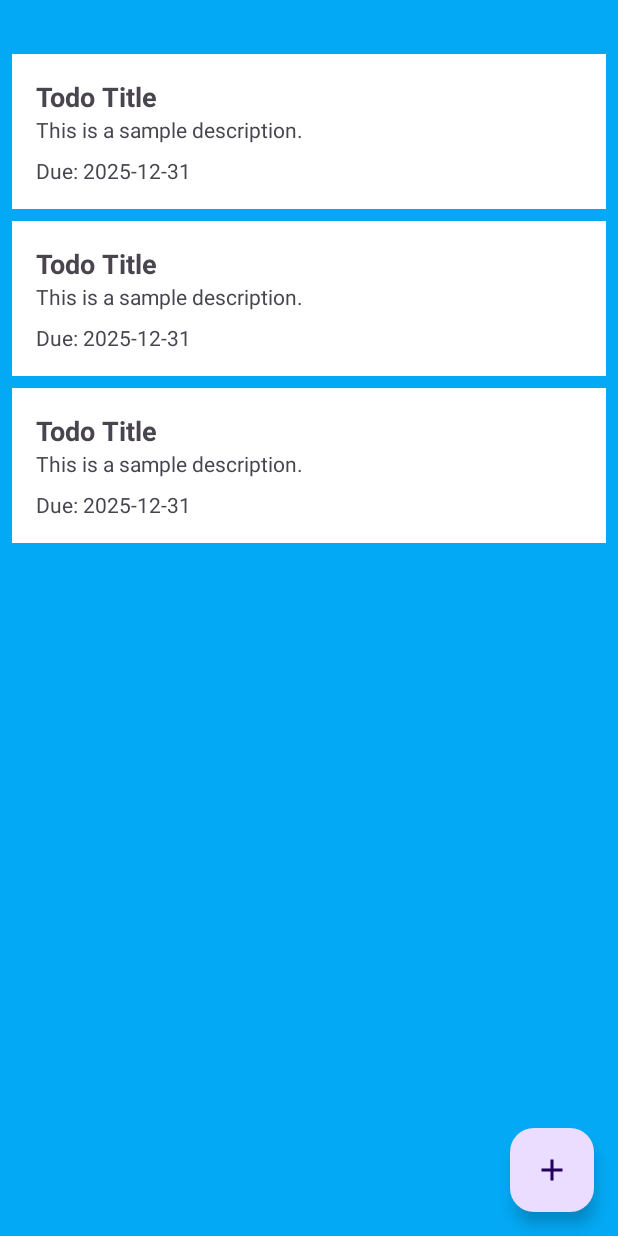
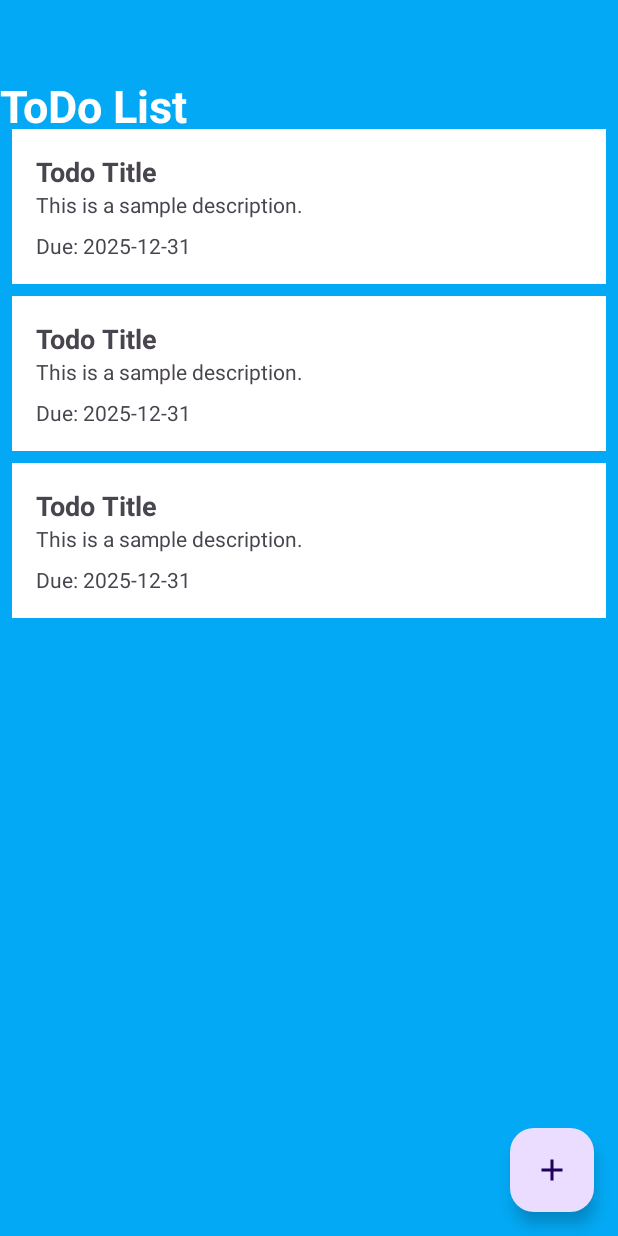
Before and after one commit to ddmalinda/-Todo-Android-Mobile-Application, an Android app built with Jetpack Compose: the layout activity_todo_list.xml on its own in the app's theme, with its tools: preview values and no code run, on a phone screen of 412 x 824 dp. Run offline under Robolectric (Android 15) with nearby library versions, the phone set to English and light mode, and no system bars.

Commit message:
todo add & disply don

```diff
--- a/app/src/main/AndroidManifest.xml
+++ b/app/src/main/AndroidManifest.xml
@@ -26,7 +26,7 @@
             android:name=".ui.view.RegisterActivity"
             android:exported="false" />
         <activity
-            android:name=".ui.view.MainActivity"
+            android:name=".ui.view.ToDoList"
             android:exported="false" />
         <activity
             android:name=".ui.view.AddEditTodoActivity"
--- a/app/src/main/java/com/example/todoapp/data/dao/ToDoDao.kt
+++ b/app/src/main/java/com/example/todoapp/data/dao/ToDoDao.kt
@@ -1,5 +1,6 @@
 package com.example.todoapp.data.dao
 
+import androidx.lifecycle.LiveData
 import androidx.room.Dao
 import androidx.room.Delete
 import androidx.room.Insert
@@ -11,8 +12,8 @@ import kotlinx.coroutines.flow.Flow
 @Dao
 interface ToDoDao {
     //real time update in UI
-    @Query("SELECT * FROM todos ORDER BY dueData ASC")
-    fun getAllTodos():Flow<List<Todo>>
+    @Query("SELECT * FROM todos WHERE userId = :userId ORDER BY dueDate ASC")
+    fun getTodosForUser(userId: Int): LiveData<List<Todo>>
 
     @Insert
     suspend fun insert(todo: Todo)
--- a/app/src/main/java/com/example/todoapp/data/model/Todo.kt
+++ b/app/src/main/java/com/example/todoapp/data/model/Todo.kt
@@ -7,8 +7,9 @@ import androidx.room.PrimaryKey
 data class Todo (
     @PrimaryKey(autoGenerate = true)
     val id:Int=0,
+    val userId:Int,
     val title:String,
     val description:String,
-    val dueData:String,
+    val dueDate:String,
     val isCompleted:Boolean=false,
 )
--- a/app/src/main/java/com/example/todoapp/ui/adapter/ToDoAdapter.kt
+++ b/app/src/main/java/com/example/todoapp/ui/adapter/ToDoAdapter.kt
@@ -24,7 +24,7 @@ class TodoAdapter : ListAdapter<Todo, TodoAdapter.TodoViewHolder>(TodoDiffCallba
         fun bind(todo: Todo) {
             binding.textViewTitle.text = todo.title
             binding.textViewDescription.text = todo.description
-            binding.textViewDueDate.text = "Due: ${todo.dueData}"
+            binding.textViewDueDate.text = "Due: ${todo.dueDate}"
         }
     }
 
--- a/app/src/main/java/com/example/todoapp/ui/view/RegisterActivity.kt
+++ b/app/src/main/java/com/example/todoapp/ui/view/RegisterActivity.kt
@@ -1,5 +1,6 @@
 package com.example.todoapp.ui.view
 
+import android.content.Intent
 import android.os.Bundle
 import android.widget.Toast
 import androidx.appcompat.app.AppCompatActivity
@@ -24,10 +25,12 @@ class RegisterActivity :AppCompatActivity() {
 
             if (username.isNotEmpty() && password.isNotEmpty()) {
                 lifecycleScope.launch {
-                    //check if user already exists
+
                     if(db.userDao().getUser(username)==null){
                         db.userDao().insert(User(username = username, password = password))
                         Toast.makeText(this@RegisterActivity, "Registration successful", Toast.LENGTH_SHORT).show()
+                        startActivity(Intent(this@RegisterActivity, LoginActivity::class.java) )
+                        finish()
                     }else{
                         Toast.makeText(this@RegisterActivity, "Username already taken", Toast.LENGTH_SHORT).show()
                     }
--- a/app/src/main/res/layout/activity_login.xml
+++ b/app/src/main/res/layout/activity_login.xml
@@ -31,5 +31,8 @@
         android:layout_width="wrap_content"
         android:layout_height="wrap_content"
         android:layout_marginTop="16dp"
-        android:text="Don't have an account? Register" />
+        android:clickable="true"
+        android:focusable="true"
+        android:text="Don't have an account? Register"
+        android:textColor="#2196F3" />
 </LinearLayout>
--- a/app/src/main/res/layout/activity_main.xml
+++ b/app/src/main/res/layout/activity_todo_list.xml
@@ -3,16 +3,31 @@
     xmlns:tools="http://schemas.android.com/tools"
     android:layout_width="match_parent"
     android:layout_height="match_parent"
-    tools:context=".ui.view.MainActivity"
+    tools:context=".ui.view.ToDoList"
     android:background="#03A9F4"
+    android:paddingTop="50sp"
     >
+
+    <TextView
+
+        android:layout_width="wrap_content"
+        android:layout_height="wrap_content"
+        android:text="ToDo List"
+        android:textColor="@android:color/white"
+        android:textSize="30sp"
+        android:textStyle="bold"
+        android:paddingBottom="20sp"
+        />
 
     <androidx.recyclerview.widget.RecyclerView
         android:id="@+id/recyclerView"
         android:layout_width="match_parent"
         android:layout_height="match_parent"
         tools:listitem="@layout/item_todo"
-        android:layout_marginTop="32dp"/>
+        android:layout_marginTop="32dp"
+        android:clickable="true"
+
+        />
 
     <com.google.android.material.floatingactionbutton.FloatingActionButton
         android:id="@+id/fab"
```
Also changed, not shown: app/src/main/java/com/example/todoapp/ui/view/AddEditTodoActivity.kt (+6 -1 lines), app/src/main/java/com/example/todoapp/ui/view/LoginActivity.kt (+8 -2 lines), app/src/main/java/com/example/todoapp/ui/view/MainActivity.kt (deleted, +0 -16 lines), app/src/main/java/com/example/todoapp/ui/view/ToDoList.kt (added, +51 -0 lines).
